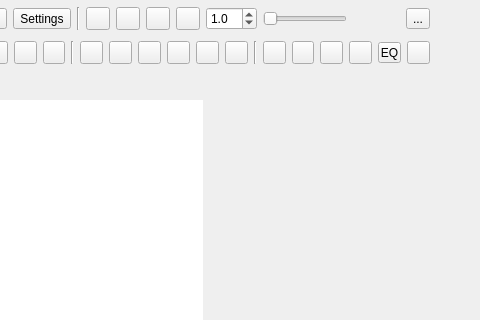
Qt form plugins/feature/camera/cameragui.ui (srcejon/sdrangel) before a commit; both pictures show x 209 to 689 and y 0 to 320 of the 689 by 496 pixel window.
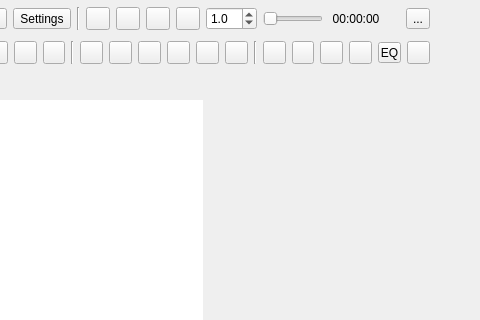
The same form after that commit. Icons and pictures are not drawn. Custom widgets are drawn as their Qt base class.

Commit message: Show camera file playback position

The edit to the form file:
```diff
--- a/plugins/feature/camera/cameragui.ui
+++ b/plugins/feature/camera/cameragui.ui
@@ -207,6 +207,25 @@
         </property>
        </widget>
       </item>
+      <item>
+       <widget class="QLabel" name="playbackPositionLabel">
+        <property name="minimumSize">
+         <size>
+          <width>54</width>
+          <height>0</height>
+         </size>
+        </property>
+        <property name="toolTip">
+         <string>Current playback position</string>
+        </property>
+        <property name="text">
+         <string>00:00:00</string>
+        </property>
+        <property name="alignment">
+         <set>Qt::AlignmentFlag::AlignCenter</set>
+        </property>
+       </widget>
+      </item>
       <item>
        <spacer name="horizontalSpacer_2">
         <property name="orientation">
```
The commit also changes 2 other files.
